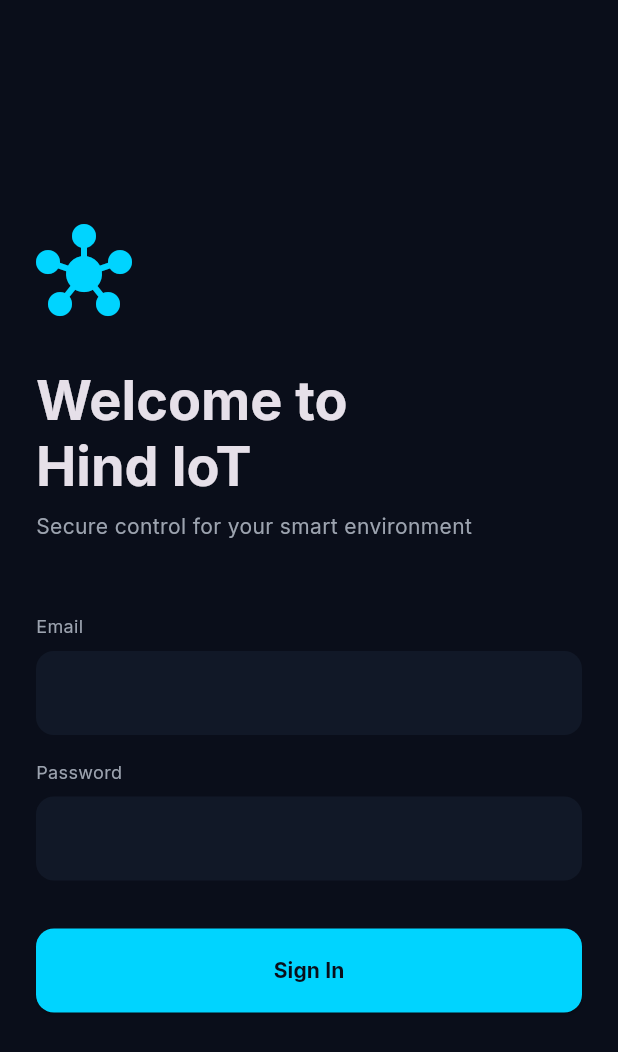
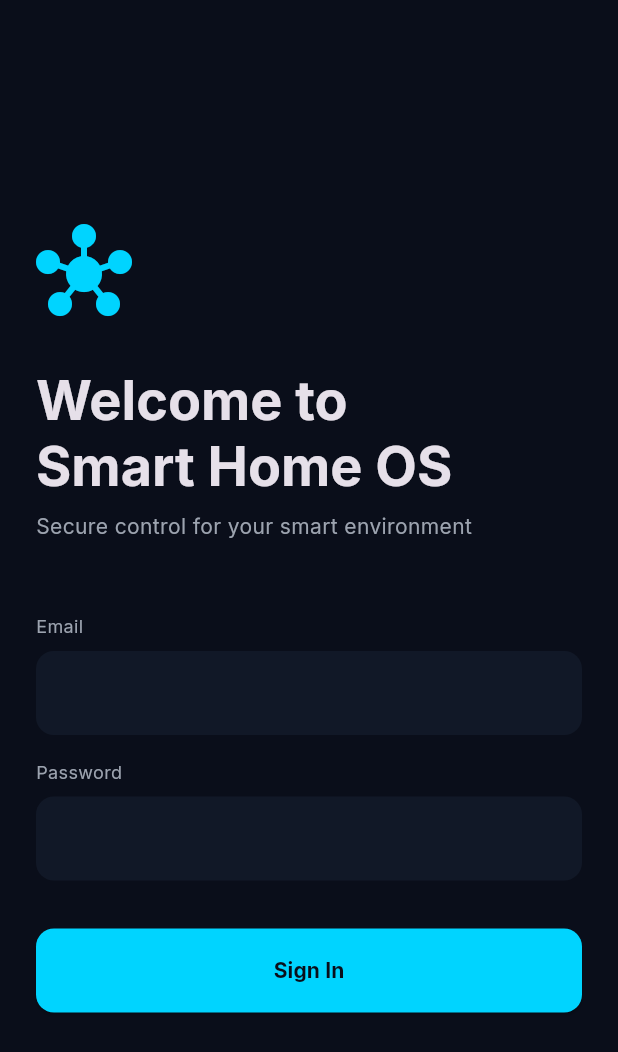
Before and after one commit to hind77/flutter_iot_app, a Flutter app: the screen it shows after launch, on a phone screen of 412 x 824 dp. Shown: the top 1052 px of the screen. Run offline on Flutter 3.47's test engine with Material 3 defaults, Android fonts, the light colour scheme and no system bars; our stand-ins replace csv, firebase_core, firebase_messaging, fl_chart, flutter_local_notifications, flutter_riverpod and 4 more; missing offline and left inert: mqtt_client; accounts and stored records are empty.

Commit message:
🏷️ Rebrand application to Smart Home OS

```diff
--- a/lib/main.dart
+++ b/lib/main.dart
@@ -39,7 +39,7 @@ class MyApp extends ConsumerWidget {
     final themeMode = ref.watch(themeProvider);
 
     return MaterialApp(
-      title: 'Flutter IoT App',
+      title: 'Smart Home OS',
       theme: AppTheme.lightTheme,
       darkTheme: AppTheme.darkTheme,
       themeMode: themeMode,
--- a/lib/presentation/screens/login_screen.dart
+++ b/lib/presentation/screens/login_screen.dart
@@ -42,7 +42,7 @@ class _LoginScreenState extends ConsumerState<LoginScreen> {
             const Icon(Icons.hub_rounded, size: 64, color: AppColors.accentCyan),
             const SizedBox(height: 32),
             Text(
-              'Welcome to\nHind IoT',
+              'Welcome to\nSmart Home OS',
               style: Theme.of(context).textTheme.displaySmall?.copyWith(fontWeight: FontWeight.bold),
             ),
             const SizedBox(height: 8),
```
Also changed, not shown: 2 other files.
